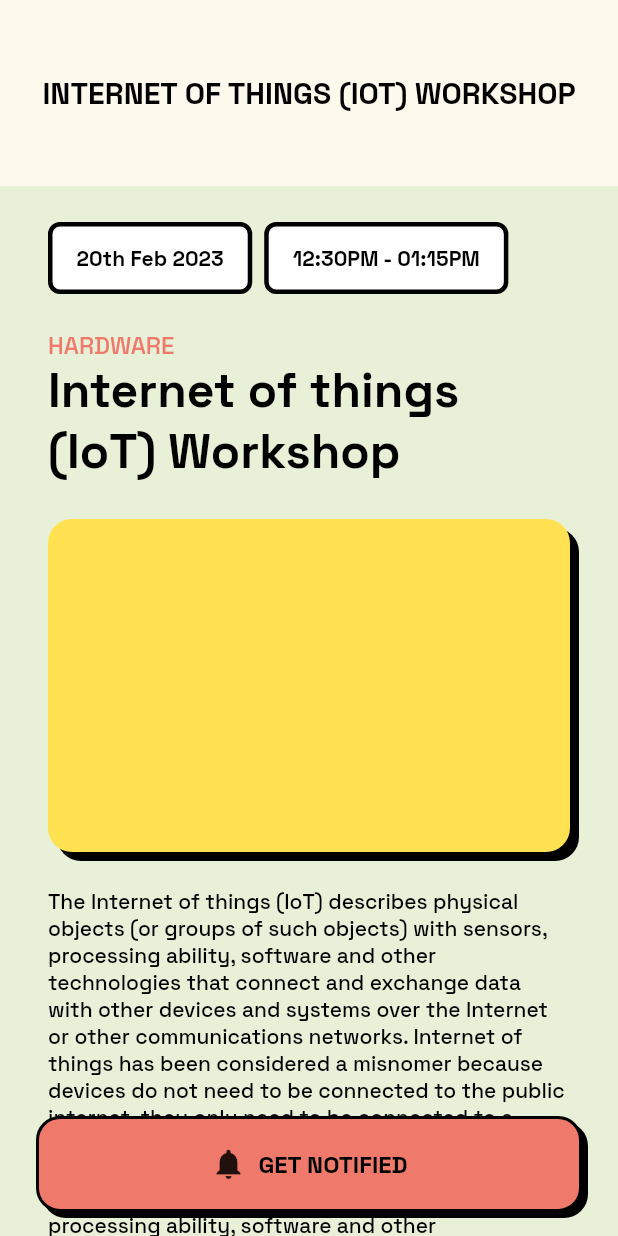
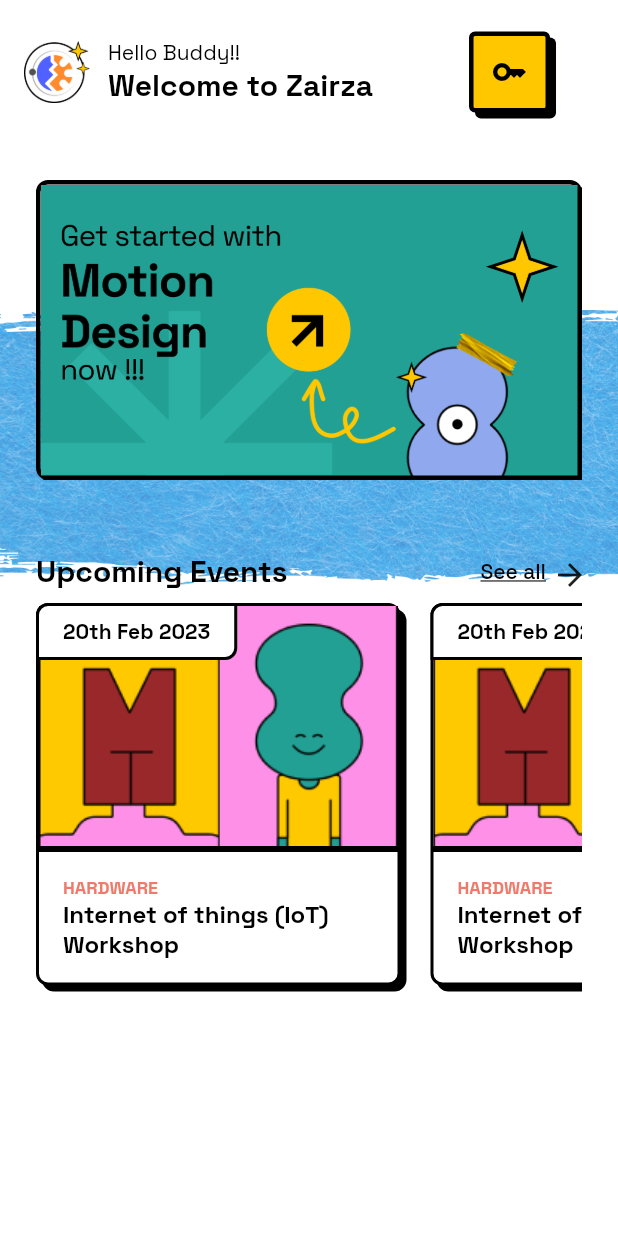
Before and after one commit to Zairza-App/zairza-app, a Flutter app: the screen it shows after launch, on a phone screen of 412 x 824 dp. Run offline on Flutter 3.47's test engine with Material 2 defaults, Android fonts, the phone set to English and light mode, and no system bars; drawn by our look-alikes of carousel_slider; our stand-ins replace google_fonts.

Commit message:
Added Home Screen v1

```diff
--- /dev/null
+++ b/lib/common/widgets/carousel.dart
@@ -0,0 +1,52 @@
+import 'package:carousel_slider/carousel_slider.dart';
+import 'package:flutter/material.dart';
+import 'package:zairza_app/constants/global_variables.dart';
+
+class CarouselImage extends StatelessWidget {
+  const CarouselImage({super.key});
+
+  @override
+  Widget build(BuildContext context) {
+    return Container(
+      decoration: BoxDecoration(
+        borderRadius: BorderRadius.circular(16),
+      ),
+      child: CarouselSlider(
+        items: GlobalVariables.carouselImages.map((i) {
+          return Builder(
+              builder: (BuildContext context) => Container(
+                    width: 382,
+                    height: 200,
+                    decoration: BoxDecoration(
+                      border: Border.all(width: 3),
+                      borderRadius: BorderRadius.circular(8),
+                      boxShadow: [
+                        BoxShadow(
+                          color: Color(0xff000000),
+                          blurRadius: 0,
+                          offset: Offset(4, 4),
+                        ),
+                      ],
+                    ),
+                    child: Expanded(
+                      child: ClipRRect(
+                        child: Image.asset(
+                          i,
+                          fit: BoxFit.cover,
+                          height: 256,
+                          width: 356,
+                        ),
+                      ),
+                    ),
+                  ));
+        }).toList(),
+        options: CarouselOptions(
+          viewportFraction: 1,
+          height: 200,
+          autoPlay: true,
+          enlargeCenterPage: true,
+        ),
+      ),
+    );
+  }
+}
--- /dev/null
+++ b/lib/common/widgets/custom_icon_button.dart
@@ -0,0 +1,56 @@
+import 'package:flutter/material.dart';
+
+class CustomIconButton extends StatelessWidget {
+  const CustomIconButton({super.key});
+
+  @override
+  Widget build(BuildContext context) {
+    return Container(
+      decoration: BoxDecoration(
+        borderRadius: BorderRadius.circular(4),
+        border: Border.all(
+          color: Colors.black,
+          width: 3,
+        ),
+        boxShadow: [
+          BoxShadow(
+            color: Color(0xff000000),
+            blurRadius: 0,
+            offset: Offset(4, 4),
+          ),
+        ],
+        color: Color(0xffffc700),
+      ),
+      padding: const EdgeInsets.all(12),
+      child: Row(
+        mainAxisSize: MainAxisSize.min,
+        mainAxisAlignment: MainAxisAlignment.start,
+        crossAxisAlignment: CrossAxisAlignment.start,
+        children: [
+          Container(
+            width: 24,
+            height: 24,
+            child: Row(
+              mainAxisSize: MainAxisSize.min,
+              mainAxisAlignment: MainAxisAlignment.center,
+              crossAxisAlignment: CrossAxisAlignment.center,
+              children: [
+                Container(
+                  width: 24,
+                  height: 24,
+                  decoration: BoxDecoration(
+                    borderRadius: BorderRadius.circular(8),
+                  ),
+                  child: Icon(
+                    Icons.key,
+                    color: Colors.black,
+                  ),
+                ),
+              ],
+            ),
+          ),
+        ],
+      ),
+    );
+  }
+}
--- /dev/null
+++ b/lib/common/widgets/home_card.dart
@@ -0,0 +1,190 @@
+import 'package:flutter/material.dart';
+
+class HomeCard extends StatelessWidget {
+  const HomeCard({super.key});
+
+  @override
+  Widget build(BuildContext context) {
+    return Column(
+      children: [
+        Stack(
+          children: [
+            Container(
+              decoration: BoxDecoration(
+                boxShadow: [
+                  BoxShadow(
+                    color: Color(0xff000000),
+                    blurRadius: 0,
+                    offset: Offset(4, 4),
+                  )
+                ],
+                borderRadius: const BorderRadius.only(
+                  topLeft: Radius.circular(8),
+                  topRight: Radius.circular(8),
+                  bottomLeft: Radius.circular(0),
+                  bottomRight: Radius.circular(0),
+                ),
+                border: Border.all(
+                  color: Colors.black,
+                  width: 2,
+                ),
+              ),
+              child: Column(
+                mainAxisSize: MainAxisSize.min,
+                mainAxisAlignment: MainAxisAlignment.start,
+                crossAxisAlignment: CrossAxisAlignment.start,
+                children: [
+                  SizedBox(
+                    child: SizedBox(
+                      width: 239,
+                      height: 160,
+                      child: Stack(
+                        children: [
+                          Container(
+                            width: 239,
+                            height: 160,
+                            decoration: BoxDecoration(
+                              borderRadius: const BorderRadius.only(
+                                topLeft: Radius.circular(8),
+                                topRight: Radius.circular(8),
+                                bottomLeft: Radius.circular(0),
+                                bottomRight: Radius.circular(0),
+                              ),
+                              border: Border.all(
+                                color: Colors.black,
+                                width: 1,
+                              ),
+                              color: const Color(0xffd9d9d9),
+                            ),
+                          ),
+                          Positioned.fill(
+                            child: Align(
+                              alignment: Alignment.topRight,
+                              child: SizedBox(
+                                width: 604,
+                                height: 849,
+                                child: Image.asset(
+                                  'assets/HomeCard1.png',
+                                  fit: BoxFit.cover,
+                                ),
+                              ),
+                            ),
+                          ),
+                        ],
+                      ),
+                    ),
+                  ),
+                ],
+              ),
+            ),
+            Positioned.fill(
+              child: Align(
+                alignment: Alignment.topLeft,
+                child: Container(
+                  decoration: BoxDecoration(
+                    borderRadius: const BorderRadius.only(
+                      topLeft: Radius.circular(8),
+                      topRight: Radius.circular(0),
+                      bottomLeft: Radius.circular(0),
+                      bottomRight: Radius.circular(8),
+                    ),
+                    border: Border.all(
+                      color: Colors.black,
+                      width: 2,
+                    ),
+                    color: Colors.white,
+                  ),
+                  padding: const EdgeInsets.symmetric(
+                    horizontal: 16,
+                    vertical: 8,
+                  ),
+                  child: Row(
+                    mainAxisSize: MainAxisSize.min,
+                    mainAxisAlignment: MainAxisAlignment.start,
+                    crossAxisAlignment: CrossAxisAlignment.start,
+                    children: const [
+                      Text(
+                        "20th Feb 2023",
+                        style: TextStyle(
+                          color: Colors.black,
+                          fontSize: 14,
+                          fontWeight: FontWeight.w700,
+                        ),
+                      ),
+                    ],
+                  ),
+                ),
+              ),
+            ),
+          ],
+        ),
+        Container(
+          width: 243,
+          decoration: BoxDecoration(
+            boxShadow: [
+              BoxShadow(
+                color: Color(0xff000000),
+                blurRadius: 0,
+                offset: Offset(4, 4),
+              )
+            ],
+            borderRadius: BorderRadius.only(
+              topLeft: Radius.circular(0),
+              topRight: Radius.circular(0),
+              bottomLeft: Radius.circular(8),
+              bottomRight: Radius.circular(8),
+            ),
+            border: Border.all(
+              color: Colors.black,
+              width: 2,
+            ),
+            color: Colors.white,
+          ),
+          padding: const EdgeInsets.all(16),
+          child: Row(
+            mainAxisSize: MainAxisSize.min,
+            mainAxisAlignment: MainAxisAlignment.start,
+            crossAxisAlignment: CrossAxisAlignment.start,
+            children: [
+              Expanded(
+                child: Column(
+                  mainAxisSize: MainAxisSize.max,
+                  mainAxisAlignment: MainAxisAlignment.start,
+                  crossAxisAlignment: CrossAxisAlignment.start,
+                  children: [
+                    Column(
+                      mainAxisSize: MainAxisSize.min,
+                      mainAxisAlignment: MainAxisAlignment.start,
+                      crossAxisAlignment: CrossAxisAlignment.start,
+                      children: [
+                        Text(
+                          "HARDWARE",
+                          style: TextStyle(
+                            color: Color(0xffef7a6b),
+                            fontSize: 12,
+                            fontWeight: FontWeight.w700,
+                          ),
+                        ),
+                        SizedBox(
+                          width: 207,
+                          child: Text(
+                            "Internet of things (IoT) Workshop",
+                            style: TextStyle(
+                              color: Colors.black,
+                              fontSize: 16,
+                              fontWeight: FontWeight.w700,
+                            ),
+                          ),
+                        ),
+                      ],
+                    ),
+                  ],
+                ),
+              ),
+            ],
+          ),
+        ),
+      ],
+    );
+  }
+}
--- a/lib/constants/global_variables.dart
+++ b/lib/constants/global_variables.dart
@@ -10,11 +10,18 @@
 class GlobalVariables {
   // COLORS
 
-  static const primaryColor = Color(0xffEF7A6B);
-  static const secondaryColor = Color(0xffFFE151);
+  static const primaryColor = Color(0xffFFC700);
+  static const secondaryColor = Color(0xff23A094);
   static const backgroundColor = Color(0xffE8F1D7);
   static const appbarColor = Color(0xffFEF9ED);
 
-  static var selectedNavBarColor = Colors.cyan[800]!;
+  static var selectedNavBarColor = Colors.cyan[800];
   static const unselectedNavBarColor = Colors.black87;
+
+  //Images
+  static const List<String> carouselImages = [
+    'assets/Carousel 4.png',
+    'assets/Carousel 5.png',
+    'assets/Carousel 6.png',
+  ];
 }
--- a/lib/main.dart
+++ b/lib/main.dart
@@ -1,7 +1,9 @@
 import 'package:flutter/material.dart';
 import 'package:google_fonts/google_fonts.dart';
 import 'package:zairza_app/constants/global_variables.dart';
-import 'package:zairza_app/domain_details.dart';
+import 'package:zairza_app/screens/domain_details.dart';
+import 'package:zairza_app/screens/events.dart';
+import 'package:zairza_app/screens/home_screen.dart';
 
 void main() {
   runApp(const MyApp());
@@ -19,7 +21,7 @@
         scaffoldBackgroundColor: GlobalVariables.backgroundColor,
         fontFamily: GoogleFonts.spaceGrotesk().fontFamily,
       ),
-      home: DomainDetails(),
+      home: HomeScreen(),
     );
   }
 }
--- a/lib/domain_details.dart
+++ b/lib/screens/domain_details.dart
@@ -12,7 +12,7 @@
     return SafeArea(
       child: Scaffold(
         appBar: PreferredSize(
-          preferredSize: Size.fromHeight(124), // here the desired height
+          preferredSize: Size.fromHeight(124),
           child: AppBar(
             toolbarHeight: 124.0,
             automaticallyImplyLeading: false,
--- /dev/null
+++ b/lib/screens/events.dart
@@ -0,0 +1,75 @@
+import 'package:flutter/material.dart';
+
+import '../constants/global_variables.dart';
+
+class Events extends StatefulWidget {
+  const Events({Key? key}) : super(key: key);
+
+  @override
+  State<Events> createState() => _EventsState();
+}
+
+class _EventsState extends State<Events> with TickerProviderStateMixin {
+  @override
+  Widget build(BuildContext context) {
+    TabController _tabController = TabController(length: 4, vsync: this);
+
+    return Scaffold(
+        appBar: PreferredSize(
+          preferredSize: Size.fromHeight(124), // here the desired height
+          child: AppBar(
+            toolbarHeight: 124.0,
+            automaticallyImplyLeading: false,
+            flexibleSpace: Container(),
+            backgroundColor: GlobalVariables.appbarColor,
+            elevation: 0,
+            title: Text(
+              "UPCOMING EVENTS",
+              style: TextStyle(
+                color: Colors.black,
+                fontSize: 20,
+                fontWeight: FontWeight.w700,
+              ),
+            ),
+          ),
+        ),
+        body: Column(
+          children: [
+            Expanded(
+              child: Container(
+                child: TabBar(
+                  controller: _tabController,
+                  tabs: [
+                    Tab(
+                      text: "ALL EVENTS",
+                    ),
+                    Tab(
+                      text: "HARDWARE",
+                    ),
+                    Tab(
+                      text: "SOFTWARE",
+                    ),
+                    Tab(
+                      text: "DESIGN",
+                    ),
+                  ],
+                ),
+              ),
+            ),
+            Expanded(
+              child: Container(
+                child: TabBarView(
+                  controller: _tabController,
+                  children: [
+                    Text('data'),
+                    Text('data'),
+                    Text('data'),
+                    Text('data'),
+                  ],
+                ),
+              ),
+            )
+          ],
+        ));
+  }
+}
--- /dev/null
+++ b/lib/screens/home_screen.dart
@@ -0,0 +1,141 @@
+import 'package:flutter/material.dart';
+import 'package:google_fonts/google_fonts.dart';
+import 'package:zairza_app/common/widgets/carousel.dart';
+import 'package:zairza_app/common/widgets/custom_icon_button.dart';
+import 'package:zairza_app/common/widgets/home_card.dart';
+
+import '../constants/global_variables.dart';
+
+class HomeScreen extends StatelessWidget {
+  const HomeScreen({super.key});
+
+  @override
+  Widget build(BuildContext context) {
+    return Scaffold(
+      appBar: AppBar(
+          toolbarHeight: 96,
+          flexibleSpace: Container(),
+          backgroundColor: Colors.white,
+          elevation: 0,
+          title: Row(
+            children: [
+              Image.asset('assets/Logo.png', height: 44, width: 44),
+              SizedBox(width: 12),
+              RichText(
+                text: TextSpan(
+                  text: 'Hello Buddy!!',
+                  style: TextStyle(
+                      fontSize: 14,
+                      color: Colors.black,
+                      fontFamily:
+                          GoogleFonts.spaceGrotesk().fontFamily.toString()),
+                  children: <TextSpan>[
+                    TextSpan(
+                        text: '\nWelcome to Zairza',
+                        style: TextStyle(
+                            fontWeight: FontWeight.bold,
+                            fontSize: 20,
+                            fontFamily: GoogleFonts.spaceGrotesk()
+                                .fontFamily
+                                .toString())),
+                  ],
+                ),
+              ),
+              SizedBox(width: 64),
+              CustomIconButton(),
+            ],
+          )),
+      body: SafeArea(
+        child: Stack(
+          children: <Widget>[
+            Container(
+              decoration: new BoxDecoration(
+                image: new DecorationImage(
+                  image: new AssetImage("assets/Background.png"),
+                  fit: BoxFit.cover,
+                ),
+              ),
+            ),
+            Padding(
+              padding: const EdgeInsets.symmetric(horizontal: 24.0),
+              child: Column(
+                children: [
+                  Padding(
+                    padding: const EdgeInsets.symmetric(vertical: 24.0),
+                    child: CarouselImage(),
+                  ),
+                  SizedBox(height: 24),
+                  Container(
+                    child: Row(
+                      mainAxisAlignment: MainAxisAlignment.spaceBetween,
+                      children: [
+                        Text(
+                          "Upcoming Events",
+                          textAlign: TextAlign.justify,
+                          style: TextStyle(
+                            color: Colors.black,
+                            fontSize: 20,
+                            fontWeight: FontWeight.w700,
+                          ),
+                        ),
+                        SizedBox(width: 8),
+                        Row(
+                          children: [
+                            Text(
+                              "See all",
+                              style: TextStyle(
+                                color: Colors.black,
+                                fontSize: 14,
+                                decoration: TextDecoration.underline,
+                                fontWeight: FontWeight.w500,
+                              ),
+                            ),
+                            SizedBox(width: 4),
+                            Container(
+                              width: 20,
+                              height: 20,
+                              child: Row(
+                                mainAxisSize: MainAxisSize.min,
+                                mainAxisAlignment: MainAxisAlignment.center,
+                                crossAxisAlignment: CrossAxisAlignment.center,
+                                children: [
+                                  Container(
+                                    width: 20,
+                                    height: 20,
+                                    decoration: BoxDecoration(
+                                      borderRadius: BorderRadius.circular(8),
+                                    ),
+                                    child: Icon(Icons.arrow_forward),
+                                  ),
+                                ],
+                              ),
+                            ),
+                          ],
+                        ),
+                      ],
+                    ),
+                  ),
+                  SizedBox(
+                    height: 8,
+                  ),
+                  Expanded(
+                    child: ListView.builder(
+                      scrollDirection: Axis.horizontal,
+                      itemCount: 4,
+                      itemBuilder: (BuildContext context, int index) {
+                        return Padding(
+                          padding: const EdgeInsets.only(right: 20),
+                          child: HomeCard(),
+                        );
+                      },
+                    ),
+                  ),
+                ],
+              ),
+            ),
+          ],
+        ),
+      ),
+    );
+  }
+}
--- a/pubspec.yaml
+++ b/pubspec.yaml
@@ -29,6 +29,7 @@
 # the latest version available on pub.dev. To see which dependencies have newer
 # versions available, run `flutter pub outdated`.
 dependencies:
+  carousel_slider: ^4.2.1
   cupertino_icons: ^1.0.2
   flutter:
     sdk: flutter
@@ -55,9 +56,8 @@
   # the material Icons class.
   uses-material-design: true
   # To add assets to your application, add an assets section, like this:
-  # assets:
-  #   - images/a_dot_burr.jpeg
-  #   - images/a_dot_ham.jpeg
+  assets:
+    - assets/
   # An image asset can refer to one or more resolution-specific "variants", see
   # https://flutter.dev/assets-and-images/#resolution-aware
   # For details regarding adding assets from package dependencies, see
```
Also changed, not shown: assets/Background.png (added), assets/Carousel 4.png (added), assets/Carousel 5.png (added), assets/Carousel 6.png (added), assets/HomeCard1.png (added), assets/Logo.png (added), lib/common/widgets/custom_button.dart (line endings or trailing spaces), pubspec.lock, 5 other files.
